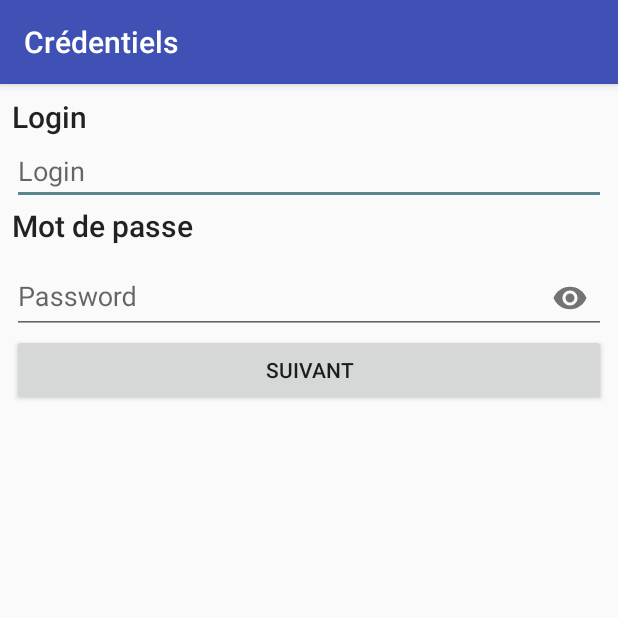
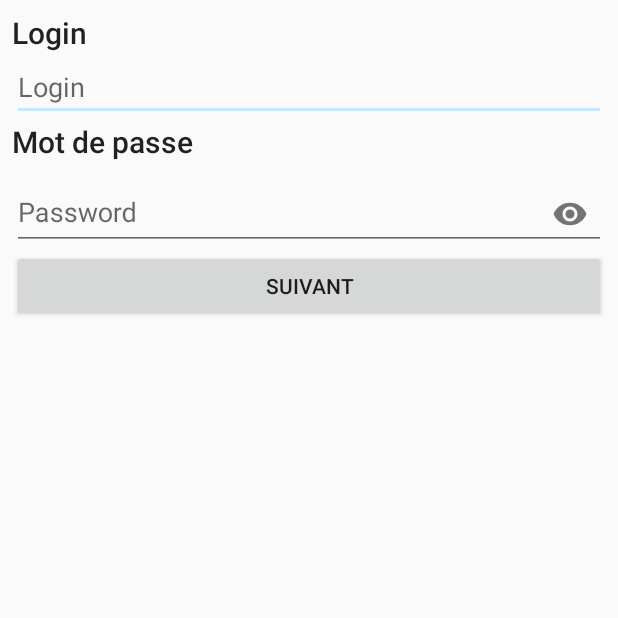
Before and after one commit to florianhirson/JobberMeister, an Android app: the RegisterCredentialsActivity screen opened directly, with no data from a screen before it, on a phone screen of 412 x 824 dp, the top half of it. Run offline under Robolectric (Android 15) with nearby library versions, the phone set to English and light mode, and no system bars.

Commit message:
Modification du style de l'application

```diff
--- a/app/build.gradle
+++ b/app/build.gradle
@@ -33,7 +33,6 @@ dependencies {
     androidTestCompile('com.android.support.test.espresso:espresso-core:2.2.2', {
         exclude group: 'com.android.support', module: 'support-annotations'
     })
-    compile 'com.android.support:appcompat-v7:26.+'
     compile 'com.android.support.constraint:constraint-layout:1.0.0-alpha7'
     compile "com.android.support:design:26.+"
     compile 'com.android.volley:volley:1.0.0'
@@ -42,4 +41,6 @@ dependencies {
     compile 'com.github.bumptech.glide:glide:3.7.0'
     compile 'com.google.code.gson:gson:2.7'
     testCompile 'junit:junit:4.12'
+    compile fileTree(dir: 'libs', include: ['*.jar'])
+    compile 'com.android.support:appcompat-v7:26+'
 }
--- a/app/src/main/AndroidManifest.xml
+++ b/app/src/main/AndroidManifest.xml
@@ -11,7 +11,7 @@
         android:label="@string/app_name"
         android:roundIcon="@mipmap/ic_launcher_round"
         android:supportsRtl="true"
-        android:theme="@style/AppTheme"
+        android:theme="@style/MyMaterialTheme"
 
         >
 
--- a/app/src/main/java/fr/hirsonf/jobbermeister/requests/Requests.java
+++ b/app/src/main/java/fr/hirsonf/jobbermeister/requests/Requests.java
@@ -2,9 +2,7 @@ package fr.hirsonf.jobbermeister.requests;
 
 /**
  * Created by flohi on 27/10/2017.
- */
-
-
+ * */
         import android.content.Context;
         import android.content.Intent;
         import android.widget.Toast;
@@ -87,4 +85,6 @@ public class Requests {
         MySingleton.getInstance(context).addToRequestQueue(jsObjRequest);
     }
 
+
+
 }
--- /dev/null
+++ b/app/src/main/res/values-v21/styles.xml
@@ -0,0 +1,12 @@
+<?xml version="1.0" encoding="utf-8"?>
+<resources>
+
+    <style name="MyMaterialTheme" parent="MyMaterialTheme.Base">
+        <item name="android:windowContentTransitions">true</item>
+        <item name="android:windowAllowEnterTransitionOverlap">true</item>
+        <item name="android:windowAllowReturnTransitionOverlap">true</item>
+        <item name="android:windowSharedElementEnterTransition">@android:transition/move</item>
+        <item name="android:windowSharedElementExitTransition">@android:transition/move</item>
+    </style>
+
+</resources>
--- a/app/src/main/res/values/colors.xml
+++ b/app/src/main/res/values/colors.xml
@@ -1,8 +1,11 @@
 <?xml version="1.0" encoding="utf-8"?>
 <resources>
-    <color name="colorPrimary">#3F51B5</color>
-    <color name="colorPrimaryDark">#303F9F</color>
-    <color name="colorAccent">#5A878B</color>
+    <color name="colorPrimary">#125688</color>
+    <color name="colorPrimaryDark">#125688</color>
+    <color name="textColorPrimary">#FFFFFF</color>
+    <color name="windowBackground">#FFFFFF</color>
+    <color name="navigationBarColor">#000000</color>
+    <color name="colorAccent">#c8e8ff</color>
     <color name="grey">#D3D3D3</color>
     <color name="white">#FFFFFF</color>
 </resources>
--- a/app/src/main/res/values/styles.xml
+++ b/app/src/main/res/values/styles.xml
@@ -1,8 +1,12 @@
 <resources>
 
-    <!-- Base application theme. -->
-    <style name="AppTheme" parent="Theme.AppCompat.Light.DarkActionBar">
-        <!-- Customize your theme here. -->
+    <style name="MyMaterialTheme" parent="MyMaterialTheme.Base">
+
+    </style>
+
+    <style name="MyMaterialTheme.Base" parent="Theme.AppCompat.Light.DarkActionBar">
+        <item name="windowNoTitle">true</item>
+        <item name="windowActionBar">false</item>
         <item name="colorPrimary">@color/colorPrimary</item>
         <item name="colorPrimaryDark">@color/colorPrimaryDark</item>
         <item name="colorAccent">@color/colorAccent</item>
```
